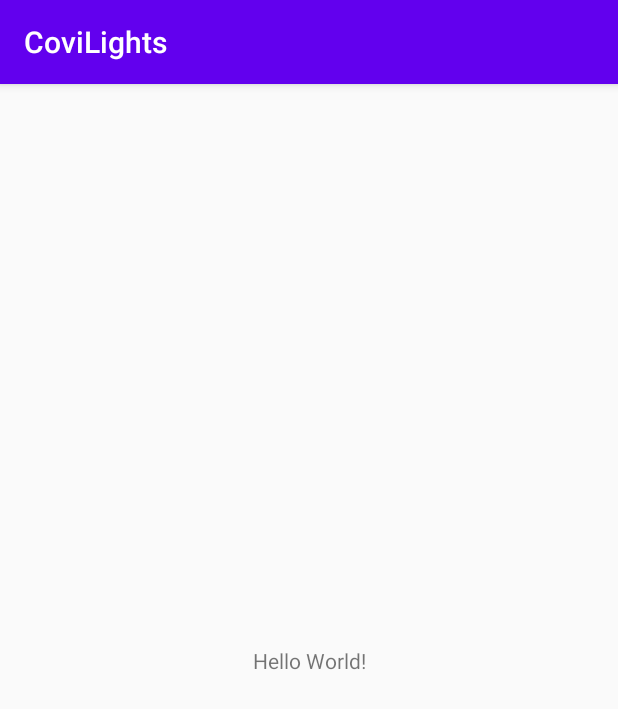
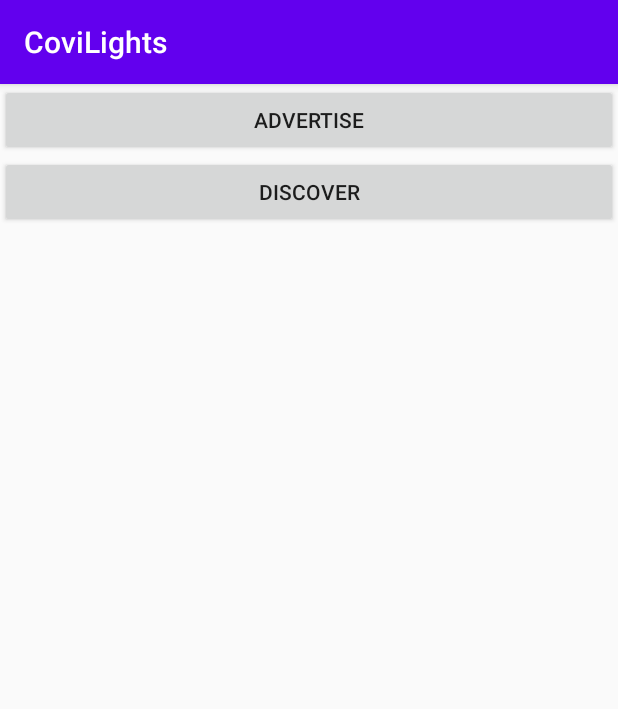
Before and after one commit to covilights/AndroidCoviLights, an Android app: the screen it shows after launch (MainActivity), on a phone screen of 412 x 824 dp. Shown: the top 709 px of the screen. Run offline under Robolectric (Android 15) with nearby library versions, the phone set to English and light mode, and no system bars.

Commit message:
Implement BLE AdvertiseManager and ScanManager

```diff
--- a/app/build.gradle
+++ b/app/build.gradle
@@ -1,6 +1,5 @@
 apply plugin: 'com.android.application'
 apply plugin: 'kotlin-android'
-apply plugin: 'kotlin-android-extensions'
 
 android {
     compileSdkVersion 29
@@ -23,6 +22,9 @@ android {
         }
     }
 
+    viewBinding {
+        enabled = true
+    }
 }
 
 dependencies {
--- a/app/src/main/AndroidManifest.xml
+++ b/app/src/main/AndroidManifest.xml
@@ -1,6 +1,10 @@
 <?xml version="1.0" encoding="utf-8"?>
 <manifest xmlns:android="http://schemas.android.com/apk/res/android"
     package="com.covilights">
+
+    <uses-permission android:name="android.permission.BLUETOOTH" />
+    <uses-permission android:name="android.permission.BLUETOOTH_ADMIN" />
+    <uses-permission android:name="android.permission.ACCESS_COARSE_LOCATION" />
 
     <application
         android:allowBackup="true"
--- /dev/null
+++ b/app/src/main/java/com/covilights/Constants.kt
@@ -0,0 +1,6 @@
+package com.covilights
+
+object Constants {
+
+    val pUuid = "C0D7950D-73F1-4D4D-8E47-C090502D4498".toParcelUuid()
+}
--- a/app/src/main/java/com/covilights/MainActivity.kt
+++ b/app/src/main/java/com/covilights/MainActivity.kt
@@ -1,12 +1,149 @@
 package com.covilights
 
+import android.Manifest
+import android.content.pm.PackageManager
 import android.os.Bundle
+import android.text.method.ScrollingMovementMethod
+import android.view.View
 import androidx.appcompat.app.AppCompatActivity
+import androidx.core.app.ActivityCompat
+import androidx.core.content.ContextCompat
+import com.covilights.databinding.MainActivityBinding
+import java.text.SimpleDateFormat
+import java.util.Date
+import java.util.Locale
 
 class MainActivity : AppCompatActivity() {
 
+    lateinit var binding: MainActivityBinding
+
+    private val dateFormat = SimpleDateFormat("hh:mm:ss", Locale.US)
+
+    private val advertiseManager = AdvertiseManager(object : AdvertiseManager.OnAdvertiseListener {
+        override fun onSuccess() {
+            log("Advertising started successfully!")
+        }
+
+        override fun onError(throwable: Throwable) {
+            log(throwable.message ?: throwable.toString())
+        }
+    })
+
+    private val scanManager = ScanManager(object : ScanManager.OnScanListener {
+        override fun onScanResult(result: String) {
+            log(result)
+        }
+
+        override fun onError(throwable: Throwable) {
+            log(throwable.message ?: throwable.toString())
+        }
+    })
+
     override fun onCreate(savedInstanceState: Bundle?) {
         super.onCreate(savedInstanceState)
-        setContentView(R.layout.activity_main)
+        binding = MainActivityBinding.inflate(layoutInflater)
+        val view = binding.root
+        setContentView(view)
+
+        initUi()
+
+        checkPermissions()
+    }
+
+    private fun initUi() {
+        binding.log.movementMethod = ScrollingMovementMethod()
+        binding.advertise.setOnClickListener(::onAdvertiseClick)
+        binding.discover.setOnClickListener(::onDiscoverClick)
+    }
+
+    private fun checkPermissions() {
+        val permissions = arrayOf<String>(
+            Manifest.permission.BLUETOOTH,
+            Manifest.permission.BLUETOOTH_ADMIN,
+            Manifest.permission.ACCESS_COARSE_LOCATION
+        )
+
+        permissions.forEach { permission ->
+            // Here, thisActivity is the current activity
+            if (ContextCompat.checkSelfPermission(
+                    this,
+                    permission
+                ) != PackageManager.PERMISSION_GRANTED
+            ) {
+
+                // Permission is not granted
+                // Should we show an explanation?
+                if (ActivityCompat.shouldShowRequestPermissionRationale(
+                        this,
+                        permission
+                    )
+                ) {
+                    // Show an explanation to the user *asynchronously* -- don't block
+                    // this thread waiting for the user's response! After the user
+                    // sees the explanation, try again to request the permission.
+                } else {
+                    // No explanation needed, we can request the permission.
+                    ActivityCompat.requestPermissions(
+                        this,
+                        permissions,
+                        PERMISSIONS_REQUEST
+                    )
+
+                    // MY_PERMISSIONS_REQUEST_READ_CONTACTS is an
+                    // app-defined int constant. The callback method gets the
+                    // result of the request.
+                }
+            } else {
+                // Permission has already been granted
+            }
+        }
+    }
+
+    override fun onRequestPermissionsResult(
+        requestCode: Int,
+        permissions: Array<String>, grantResults: IntArray
+    ) {
+        when (requestCode) {
+            PERMISSIONS_REQUEST -> {
+                // If request is cancelled, the result arrays are empty.
+                if ((grantResults.isNotEmpty() && grantResults[0] == PackageManager.PERMISSION_GRANTED)) {
+                    // permission was granted, yay! Do the
+                    // contacts-related task you need to do.
+                } else {
+                    // permission denied, boo! Disable the
+                    // functionality that depends on this permission.
+                }
+                return
+            }
+
+            // Add other 'when' lines to check for other
+            // permissions this app might request.
+            else -> {
+                // Ignore all other requests.
+            }
+        }
+    }
+
+    private fun onAdvertiseClick(v: View) {
+        advertiseManager.startAdvertising()
+    }
+
+    private fun onDiscoverClick(v: View) {
+        scanManager.startScan()
+    }
+
+    private fun log(message: String) {
+        val date = Date()
+        runOnUiThread {
+            binding.log.text = "${dateFormat.format(date)} - " +
+                "$message\n" +
+                "-----------------------------------\n" +
+                "${binding.log.text}"
+        }
+    }
+
+    companion object {
+        const val PERMISSIONS_REQUEST = 1010
+        const val USER_UUID = "user_uuid"
     }
 }
--- /dev/null
+++ b/app/src/main/java/com/covilights/Utils.kt
@@ -0,0 +1,6 @@
+package com.covilights
+
+import android.os.ParcelUuid
+
+fun String.toParcelUuid(): ParcelUuid? =
+    ParcelUuid.fromString(this)
--- a/app/src/main/res/layout/activity_main.xml
+++ /dev/null
@@ -1,18 +0,0 @@
-<?xml version="1.0" encoding="utf-8"?>
-<androidx.constraintlayout.widget.ConstraintLayout xmlns:android="http://schemas.android.com/apk/res/android"
-    xmlns:app="http://schemas.android.com/apk/res-auto"
-    xmlns:tools="http://schemas.android.com/tools"
-    android:layout_width="match_parent"
-    android:layout_height="match_parent"
-    tools:context=".MainActivity">
-
-    <TextView
-        android:layout_width="wrap_content"
-        android:layout_height="wrap_content"
-        android:text="Hello World!"
-        app:layout_constraintBottom_toBottomOf="parent"
-        app:layout_constraintLeft_toLeftOf="parent"
-        app:layout_constraintRight_toRightOf="parent"
-        app:layout_constraintTop_toTopOf="parent" />
-
-</androidx.constraintlayout.widget.ConstraintLayout>
--- /dev/null
+++ b/app/src/main/res/layout/main_activity.xml
@@ -0,0 +1,24 @@
+<?xml version="1.0" encoding="utf-8"?>
+<LinearLayout xmlns:android="http://schemas.android.com/apk/res/android"
+    android:layout_width="match_parent"
+    android:layout_height="match_parent"
+    android:orientation="vertical">
+
+    <Button
+        android:id="@+id/advertise"
+        android:layout_width="match_parent"
+        android:layout_height="wrap_content"
+        android:text="Advertise" />
+
+    <Button
+        android:id="@+id/discover"
+        android:layout_width="match_parent"
+        android:layout_height="wrap_content"
+        android:text="Discover" />
+
+    <TextView
+        android:id="@+id/log"
+        android:layout_width="match_parent"
+        android:layout_height="0dp"
+        android:layout_weight="1" />
+</LinearLayout>
```
Also changed, not shown: app/src/main/java/com/covilights/AdvertiseManager.kt (added, +64 -0 lines), app/src/main/java/com/covilights/ScanManager.kt (added, +84 -0 lines).
